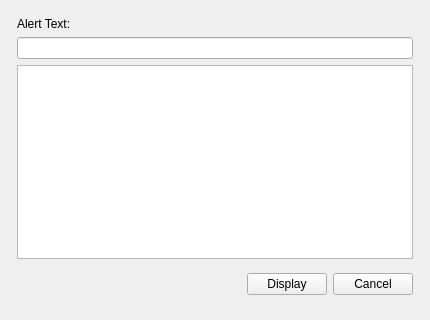
Old version of the form resources/forms/alertdialog.ui in the repository zonArt/openlp.
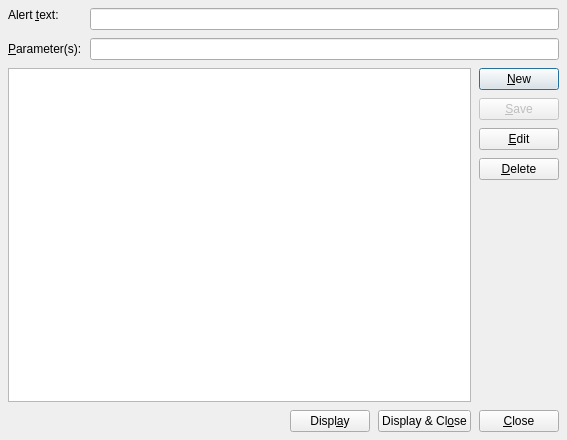
New version of the form. Icons and pictures are not drawn.

Commit message: Clean up alert dialog with new layout Alerts over video starting to work Fix bug in impress close down

```diff
--- a/resources/forms/alertdialog.ui
+++ b/resources/forms/alertdialog.ui
@@ -1,13 +1,13 @@
 <?xml version="1.0" encoding="UTF-8"?>
 <ui version="4.0">
- <class>AlertForm</class>
- <widget class="QWidget" name="AlertForm">
+ <class>AlertDialog</class>
+ <widget class="QDialog" name="AlertDialog">
   <property name="geometry">
    <rect>
     <x>0</x>
     <y>0</y>
-    <width>430</width>
-    <height>320</height>
+    <width>567</width>
+    <height>440</height>
    </rect>
   </property>
   <property name="windowTitle">
@@ -25,17 +25,20 @@
     <number>8</number>
    </property>
    <item>
-    <widget class="QWidget" name="AlertEntryWidget" native="true">
-     <property name="sizePolicy">
-      <sizepolicy hsizetype="Preferred" vsizetype="Preferred">
-       <horstretch>0</horstretch>
-       <verstretch>0</verstretch>
-      </sizepolicy>
+    <layout class="QFormLayout" name="AlertTextLayout">
+     <property name="horizontalSpacing">
+      <number>8</number>
      </property>
-     <layout class="QVBoxLayout" name="verticalLayout_2">
-      <item>
-       <layout class="QVBoxLayout" name="verticalLayout">
-        <item>
+     <property name="verticalSpacing">
+      <number>8</number>
+     </property>
+     <property name="leftMargin">
+      <number>0</number>
+     </property>
+     <property name="topMargin">
+      <number>0</number>
+     </property>
+     <item row="0" column="0">
          <widget class="QLabel" name="AlertEntryLabel">
           <property name="sizePolicy">
            <sizepolicy hsizetype="Preferred" vsizetype="Fixed">
@@ -44,13 +47,39 @@
            </sizepolicy>
           </property>
           <property name="text">
-           <string>Alert Text:</string>
-          </property>
-         </widget>
+        <string>Alert &amp;text:</string>
+       </property>
+       <property name="buddy">
+        <cstring>AlertTextEdit</cstring>
+       </property>
+      </widget>
+     </item>
+     <item row="1" column="0">
+      <widget class="QLabel" name="AlertParameter">
+       <property name="text">
+        <string>&amp;Parameter(s):</string>
+       </property>
+       <property name="buddy">
+        <cstring>ParameterEdit</cstring>
+       </property>
+      </widget>
+     </item>
+     <item row="1" column="1">
+      <widget class="QLineEdit" name="ParameterEdit"/>
+     </item>
+     <item row="0" column="1">
+      <widget class="QLineEdit" name="AlertTextEdit"/>
+     </item>
+    </layout>
         </item>
         <item>
-         <widget class="QLineEdit" name="AlertEntryEditItem"/>
-        </item>
+    <layout class="QHBoxLayout" name="ManagementLayout">
+     <property name="spacing">
+      <number>8</number>
+     </property>
+     <property name="bottomMargin">
+      <number>0</number>
+     </property>
         <item>
          <widget class="QListWidget" name="AlertListWidget">
           <property name="alternatingRowColors">
@@ -58,10 +87,80 @@
           </property>
          </widget>
         </item>
-       </layout>
-      </item>
+     <item>
+      <layout class="QVBoxLayout" name="ManageButtonLayout">
+       <property name="spacing">
+        <number>8</number>
+       </property>
+       <item>
+        <widget class="QPushButton" name="NewButton">
+         <property name="text">
+          <string>&amp;New</string>
+         </property>
+         <property name="icon">
+          <iconset resource="../Projects/OpenLP/trunk/resources/images/openlp-2.qrc">
+           <normaloff>:/general/general_new.png</normaloff>:/general/general_new.png</iconset>
+         </property>
+        </widget>
+       </item>
+       <item>
+        <widget class="QPushButton" name="SaveButton">
+         <property name="enabled">
+          <bool>false</bool>
+         </property>
+         <property name="text">
+          <string>&amp;Save</string>
+         </property>
+         <property name="icon">
+          <iconset resource="../Projects/OpenLP/trunk/resources/images/openlp-2.qrc">
+           <normaloff>:/general/general_save.png</normaloff>:/general/general_save.png</iconset>
+         </property>
+        </widget>
+       </item>
+       <item>
+        <widget class="QPushButton" name="EditButton">
+         <property name="text">
+          <string>&amp;Edit</string>
+         </property>
+         <property name="icon">
+          <iconset resource="../Projects/OpenLP/trunk/resources/images/openlp-2.qrc">
+           <normaloff>:/general/general_edit.png</normaloff>:/general/general_edit.png</iconset>
+         </property>
+        </widget>
+       </item>
+       <item>
+        <widget class="QPushButton" name="DeleteButton">
+         <property name="text">
+          <string>&amp;Delete</string>
+         </property>
+         <property name="icon">
+          <iconset resource="../Projects/OpenLP/trunk/resources/images/openlp-2.qrc">
+           <normaloff>:/general/general_delete.png</normaloff>:/general/general_delete.png</iconset>
+         </property>
+        </widget>
+       </item>
+       <item>
+        <spacer name="ManagementSpacer">
+         <property name="orientation">
+          <enum>Qt::Vertical</enum>
+         </property>
+         <property name="sizeHint" stdset="0">
+          <size>
+           <width>20</width>
+           <height>40</height>
+          </size>
+         </property>
+        </spacer>
+       </item>
+      </layout>
+     </item>
+    </layout>
+   </item>
       <item>
-       <layout class="QHBoxLayout" name="horizontalLayout">
+    <layout class="QHBoxLayout" name="AlertButtonLayout">
+     <property name="spacing">
+      <number>8</number>
+     </property>
         <item>
          <spacer name="ButtonBoxWidgetSpacer">
           <property name="orientation">
@@ -70,7 +169,7 @@
           <property name="sizeHint" stdset="0">
            <size>
             <width>181</width>
-            <height>38</height>
+         <height>0</height>
            </size>
           </property>
          </spacer>
@@ -78,21 +177,37 @@
         <item>
          <widget class="QPushButton" name="DisplayButton">
           <property name="text">
-           <string>Display</string>
-          </property>
+        <string>Displ&amp;ay</string>
+       </property>
+       <property name="icon">
+        <iconset resource="../Projects/OpenLP/trunk/resources/images/openlp-2.qrc">
+         <normaloff>:/general/general_live.png</normaloff>:/general/general_live.png</iconset>
+       </property>
          </widget>
         </item>
         <item>
          <widget class="QPushButton" name="CancelButton">
           <property name="text">
-           <string>Cancel</string>
-          </property>
-         </widget>
-        </item>
-       </layout>
-      </item>
-     </layout>
-    </widget>
+        <string>Display &amp;&amp; Cl&amp;ose</string>
+       </property>
+       <property name="icon">
+        <iconset resource="../Projects/OpenLP/trunk/resources/images/openlp-2.qrc">
+         <normaloff>:/general/general_live.png</normaloff>:/general/general_live.png</iconset>
+       </property>
+      </widget>
+     </item>
+     <item>
+      <widget class="QPushButton" name="CloseButton">
+       <property name="text">
+        <string>&amp;Close</string>
+       </property>
+       <property name="icon">
+        <iconset resource="../Projects/OpenLP/trunk/resources/images/openlp-2.qrc">
+         <normaloff>:/system/system_close.png</normaloff>:/system/system_close.png</iconset>
+       </property>
+      </widget>
+     </item>
+    </layout>
    </item>
   </layout>
  </widget>
```
Left out of the diff: 20 changed lines with no effect on the pictures. Lines whose indentation alone changed are shown as unchanged. The commit also changes 9 other files.
